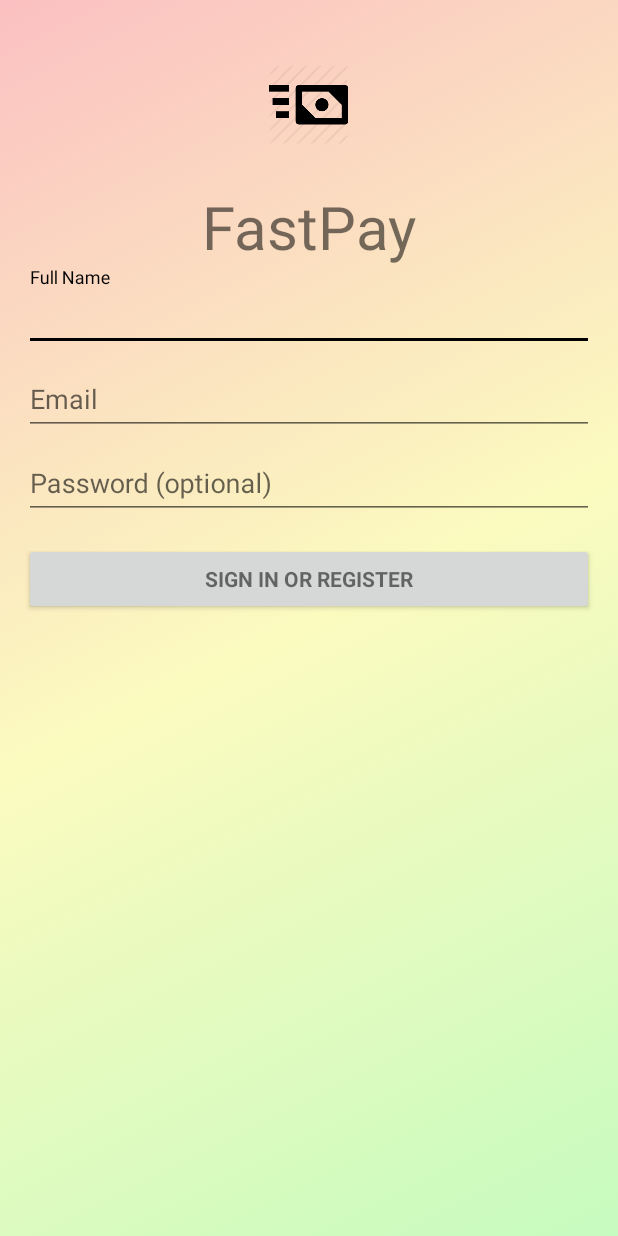
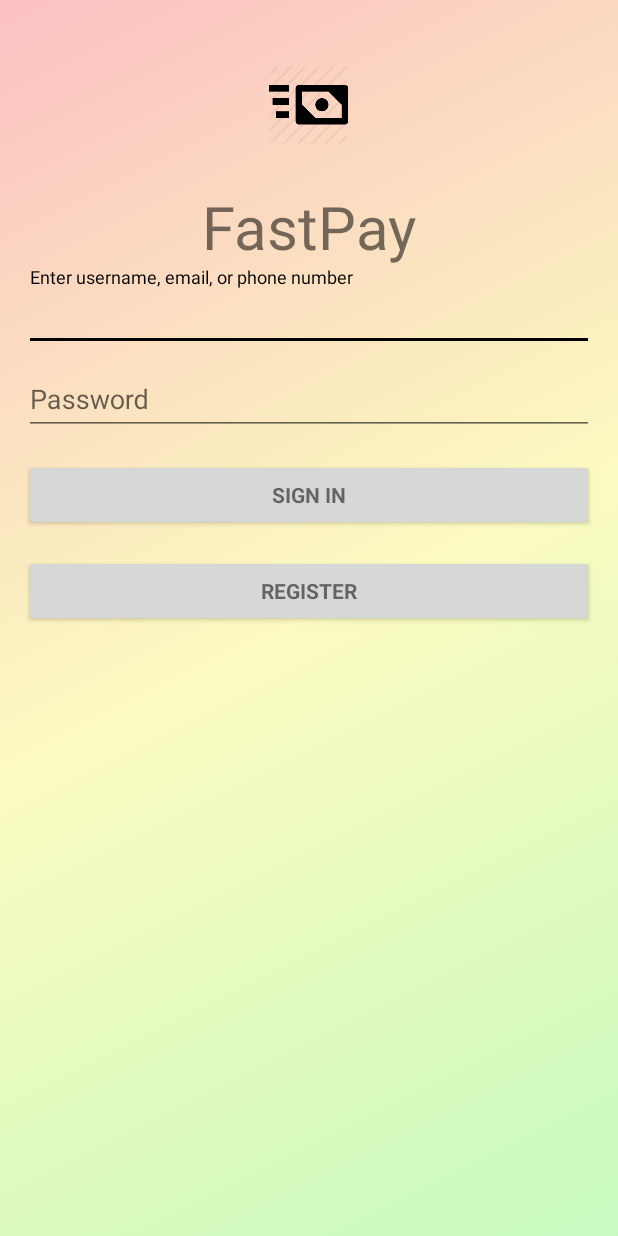
Before and after one commit to acamara1498/payments, an Android app: the layout activity_login.xml on its own in the app's theme, with its tools: preview values and no code run, on a phone screen of 412 x 824 dp. Run offline under Robolectric (Android 15) with nearby library versions, the phone set to English and light mode, and no system bars.

Commit message:
welcome screen, login screen and improved main screen

```diff
--- a/Payment/app/src/main/java/com/example/amadoucamara/payment/LoginActivity.java
+++ b/Payment/app/src/main/java/com/example/amadoucamara/payment/LoginActivity.java
@@ -283,6 +283,9 @@ public class LoginActivity extends AppCompatActivity implements LoaderCallbacks<
         this.startActivity(intent);
     }
 
+    public void toRegister(View view) {
+    }
+
 
     private interface ProfileQuery {
         String[] PROJECTION = {
--- a/Payment/app/src/main/res/layout/activity_login.xml
+++ b/Payment/app/src/main/res/layout/activity_login.xml
@@ -49,28 +49,13 @@
 
             <android.support.design.widget.TextInputLayout
                 android:layout_width="match_parent"
-                android:layout_height="match_parent">
-
-                <AutoCompleteTextView
-                    android:id="@+id/name"
-                    android:textColor="@color/colorAccent"
-                    android:layout_width="match_parent"
-                    android:layout_height="wrap_content"
-                    android:hint="@string/prompt_name"
-                    android:maxLines="1"
-                    android:singleLine="true" />
-
-            </android.support.design.widget.TextInputLayout>
-
-            <android.support.design.widget.TextInputLayout
-                android:layout_width="match_parent"
                 android:layout_height="wrap_content">
 
                 <AutoCompleteTextView
                     android:id="@+id/email"
                     android:layout_width="match_parent"
                     android:layout_height="wrap_content"
-                    android:hint="@string/prompt_email"
+                    android:hint="@string/prompt_user_login"
                     android:inputType="textEmailAddress"
                     android:maxLines="1"
                     android:singleLine="true" />
@@ -87,7 +72,7 @@
                     android:layout_height="wrap_content"
                     android:hint="@string/prompt_password"
                     android:imeActionId="6"
-                    android:imeActionLabel="@string/action_sign_in_short"
+                    android:imeActionLabel="@string/action_sign_in"
                     android:imeOptions="actionUnspecified"
                     android:inputType="textPassword"
                     android:maxLines="1"
@@ -105,6 +90,17 @@
                 android:textStyle="bold"
                 />
 
+            <Button
+                android:id="@+id/register_button"
+                style="?android:textAppearanceSmall"
+                android:layout_width="match_parent"
+                android:layout_height="wrap_content"
+                android:layout_marginTop="16dp"
+                android:text="@string/action_register"
+                android:textStyle="bold"
+                android:onClick="toRegister"
+                />
+
         </LinearLayout>
     </ScrollView>
 
--- a/Payment/app/src/main/res/layout/item_card_view.xml
+++ b/Payment/app/src/main/res/layout/item_card_view.xml
@@ -4,7 +4,7 @@
     android:layout_width="match_parent"
     android:layout_height="wrap_content"
     android:clickable="true"
-    android:layout_marginTop="8dp"
+    android:layout_margin="10dp"
     android:foreground="?android:attr/selectableItemBackground"
     card_view:cardElevation="@dimen/card_elevation">
 
--- a/Payment/app/src/main/res/values/colors.xml
+++ b/Payment/app/src/main/res/values/colors.xml
@@ -3,4 +3,5 @@
     <color name="colorPrimary">#8bff7b</color>
     <color name="colorPrimaryDark">#7ee470</color>
     <color name="colorAccent">#000000</color>
+    <color name="loginbtn">#ee000000</color>
 </resources>
--- a/Payment/app/src/main/res/values/strings.xml
+++ b/Payment/app/src/main/res/values/strings.xml
@@ -4,10 +4,10 @@
 
     <!-- Strings related to login -->
     <string name="prompt_name">Full Name</string>
-    <string name="prompt_email">Email</string>
-    <string name="prompt_password">Password (optional)</string>
-    <string name="action_sign_in">Sign in or register</string>
-    <string name="action_sign_in_short">Sign in</string>
+    <string name="prompt_user_login">Enter username, email, or phone number</string>
+    <string name="prompt_password">Password</string>
+    <string name="action_sign_in">Sign in</string>
+    <string name="action_register">Register</string>
     <string name="error_invalid_email">This email address is invalid</string>
     <string name="error_invalid_password">This password is too short</string>
     <string name="error_incorrect_password">This password is incorrect</string>
```
Also changed, not shown: Payment/app/src/main/AndroidManifest.xml (+8 -5 lines), Payment/app/src/main/java/com/example/amadoucamara/payment/ServicesActivity.java (+7 -1 lines), Payment/app/src/main/res/layout/activity_services.xml (+34 -1 lines).
